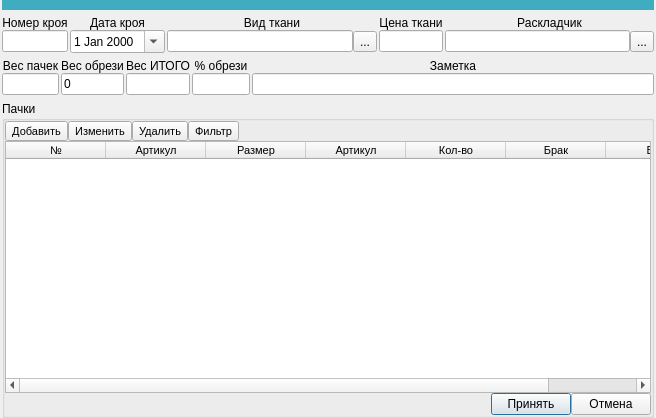
This is ui/cut_brows.ui in Meller008/CRM-Avi as Qt 5 draws it before an edit. The edited form follows.
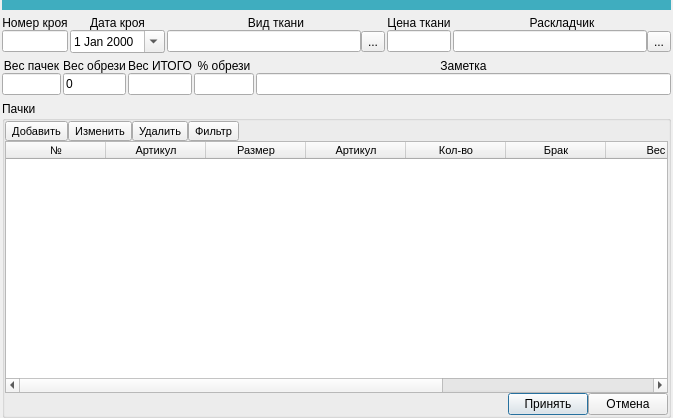
This is the edited form.

```diff
--- a/ui/cut_brows.ui
+++ b/ui/cut_brows.ui
@@ -6,7 +6,7 @@
    <rect>
     <x>0</x>
     <y>0</y>
-    <width>656</width>
+    <width>673</width>
     <height>418</height>
    </rect>
   </property>
@@ -397,6 +397,16 @@
           <string>Вес</string>
          </property>
         </column>
+        <column>
+         <property name="text">
+          <string>Приемка</string>
+         </property>
+        </column>
+        <column>
+         <property name="text">
+          <string>Проверка</string>
+         </property>
+        </column>
        </widget>
       </item>
      </layout>
```
